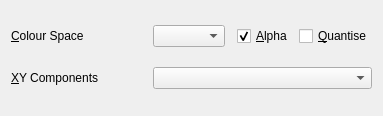
First picture: the form in src/colourplanewidget.ui, repository not-surt/GfxPaint, before the edit.
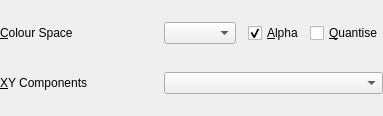
Second picture: the form after the edit.

```diff
--- a/src/colourplanewidget.ui
+++ b/src/colourplanewidget.ui
@@ -14,6 +14,18 @@
    <string>Form</string>
   </property>
   <layout class="QGridLayout" name="gridLayout" columnstretch="1,0,0,0,0">
+   <property name="leftMargin">
+    <number>0</number>
+   </property>
+   <property name="topMargin">
+    <number>0</number>
+   </property>
+   <property name="rightMargin">
+    <number>0</number>
+   </property>
+   <property name="bottomMargin">
+    <number>0</number>
+   </property>
    <item row="0" column="0">
     <widget class="QLabel" name="colourSpaceLabel">
      <property name="text">
```
